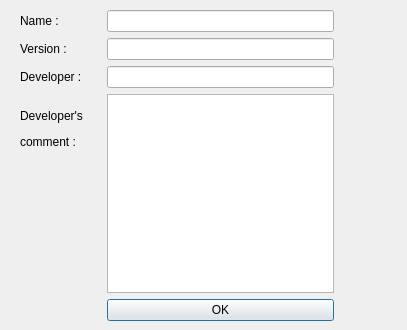
The window that src/frontend/AboutFile.ui (OpenBangla/OpenBangla-Keyboard) describes before a commit, drawn with Qt 5.
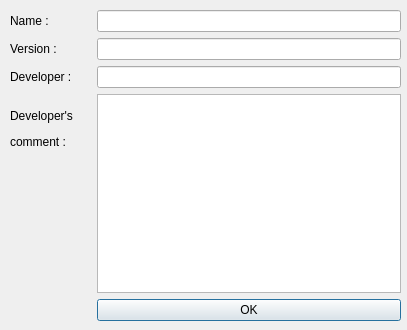
The same window after the commit.

The edit to the form file:
```diff
--- a/src/frontend/AboutFile.ui
+++ b/src/frontend/AboutFile.ui
@@ -13,12 +13,15 @@
         <property name="windowTitle">
             <string>Dialog</string>
         </property>
+  <property name="autoFillBackground">
+   <bool>false</bool>
+  </property>
         <widget class="QWidget" name="formLayoutWidget">
             <property name="geometry">
                 <rect>
                     <x>0</x>
                     <y>0</y>
-                    <width>334</width>
+     <width>401</width>
                     <height>331</height>
                 </rect>
             </property>
@@ -36,7 +39,7 @@
                     <number>6</number>
                 </property>
                 <property name="leftMargin">
-                    <number>20</number>
+     <number>10</number>
                 </property>
                 <property name="topMargin">
                     <number>10</number>
```
Lines whose indentation alone changed are shown as unchanged.
